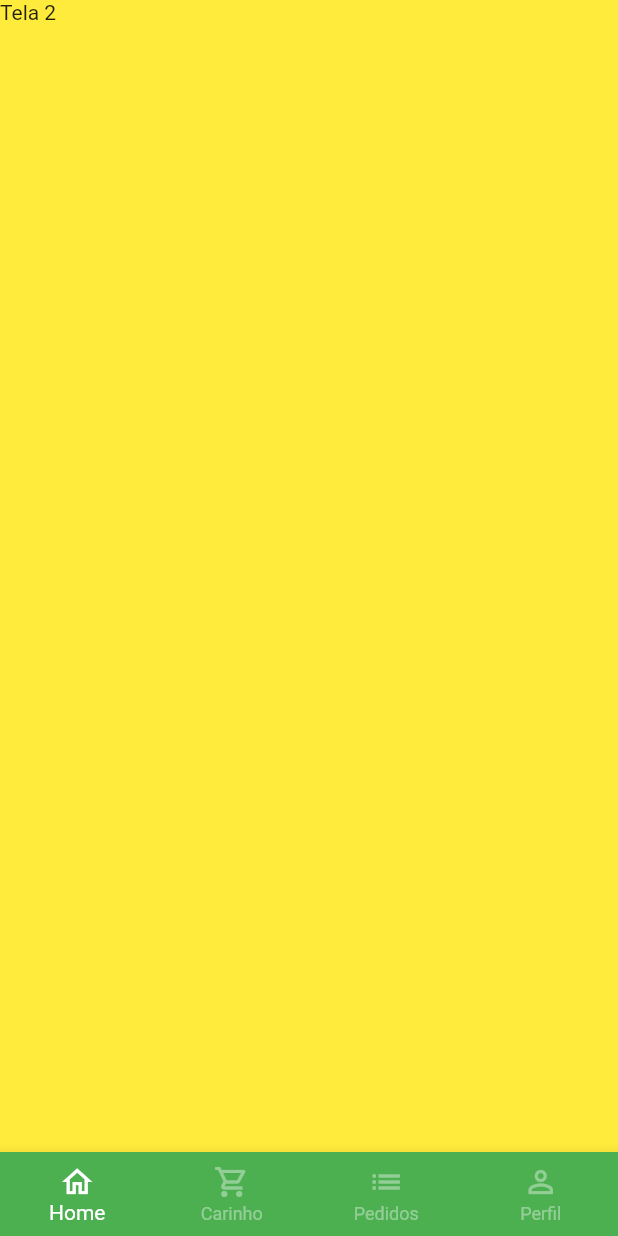
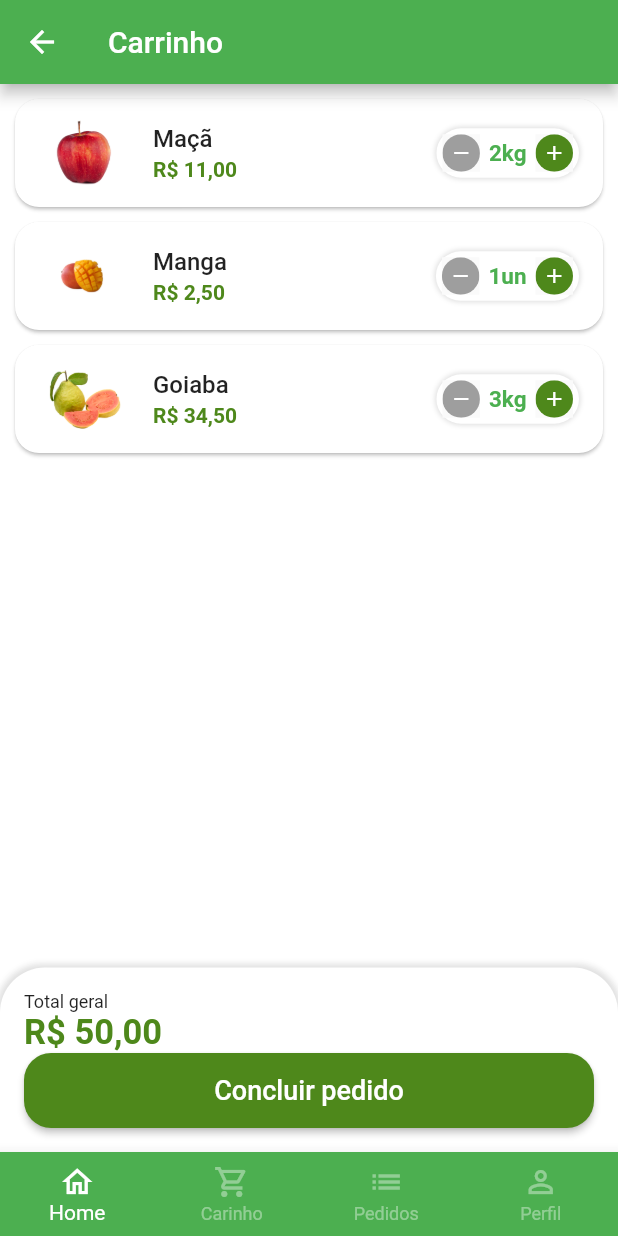
Before and after one commit to JoelSchecheleski/greengrocer, a Flutter app: the BaseScreen screen opened directly, swiped to page 2, on a phone screen of 412 x 824 dp. Run offline on Flutter 3.47's test engine with Material 2 defaults, Android fonts, the phone set to English and light mode, and no system bars; our stand-ins replace animated_text_kit, badges, mask_text_input_formatter.

Commit message:
0016 - Criado tela de apresental~ção dos itens do carinho

```diff
--- a/lib/src/config/app_data.dart
+++ b/lib/src/config/app_data.dart
@@ -1,3 +1,4 @@
+import 'package:greengrocer/src/models/cart_item_model.dart';
 import 'package:greengrocer/src/models/item_model.dart';
 
 ItemModel apple = ItemModel(
@@ -73,3 +74,9 @@
   'Cereais',
   'Carnes'
 ];
+
+List<CartItemModel> cartItems = [
+  CartItemModel(item: apple, quantity: 2),
+  CartItemModel(item: mango, quantity: 1),
+  CartItemModel(item: guava, quantity: 3),
+];
--- /dev/null
+++ b/lib/src/models/cart_item_model.dart
@@ -0,0 +1,13 @@
+import 'package:greengrocer/src/models/item_model.dart';
+
+class CartItemModel {
+  ItemModel item;
+  int quantity;
+
+  CartItemModel({
+    required this.item,
+    required this.quantity,
+  });
+
+  totalPrice() => item.price * quantity;
+}
--- a/lib/src/pages/base/base_screen.dart
+++ b/lib/src/pages/base/base_screen.dart
@@ -1,4 +1,5 @@
 import 'package:flutter/material.dart';
+import 'package:greengrocer/src/pages/cart/cart_tab_screen.dart';
 import 'package:greengrocer/src/pages/home/home_tab_screen.dart';
 
 class BaseScreen extends StatefulWidget {
@@ -20,7 +21,7 @@
         controller: pageController,
         children: [
           const HomeTabScreen(),
-          Container(color: Colors.yellow, child: Text('Tela 2')),
+          CartTabScreen(),
           Container(color: Colors.blue, child: Text('Tela 3')),
           Container(color: Colors.purple, child: Text('Tela 4'))
         ],
--- /dev/null
+++ b/lib/src/pages/cart/cart_tab_screen.dart
@@ -0,0 +1,86 @@
+import 'package:flutter/material.dart';
+import 'package:greengrocer/src/config/custom_colors.dart';
+import 'package:greengrocer/src/pages/cart/components/cart_tile.dart';
+import 'package:greengrocer/src/services/utils_service.dart';
+import 'package:greengrocer/src/config/app_data.dart' as appData;
+
+class CartTabScreen extends StatelessWidget {
+  CartTabScreen({Key? key}) : super(key: key);
+
+  final UtilsServices utilsServices = UtilsServices();
+
+  @override
+  Widget build(BuildContext context) {
+    return Scaffold(
+      backgroundColor: Colors.white.withAlpha(230),
+      appBar: AppBar(
+        title: const Text("Carrinho"),
+      ),
+      body: Column(
+        children: [
+          Expanded(
+            child: ListView.builder(
+              itemCount: appData.cartItems.length,
+              itemBuilder: (_, index) {
+                return CartTile(cartItem: appData.cartItems[index]);
+              },
+            ),
+          ),
+
+          //
+          Container(
+            padding: const EdgeInsets.all(16),
+            decoration: BoxDecoration(
+              color: Colors.white,
+              borderRadius: const BorderRadius.vertical(
+                top: Radius.circular(30),
+              ),
+              boxShadow: [
+                BoxShadow(
+                  color: Colors.grey.shade300,
+                  blurRadius: 3,
+                  spreadRadius: 2,
+                ),
+              ],
+            ),
+            child: Column(
+              crossAxisAlignment: CrossAxisAlignment.stretch,
+              children: [
+                const Text(
+                  "Total geral",
+                  style: TextStyle(
+                    fontSize: 12,
+                  ),
+                ),
+                Text(
+                  utilsServices.priceToCurrency(50.00),
+                  style: TextStyle(
+                    fontSize: 23,
+                    color: CustomColors.customSwatchColor,
+                    fontWeight: FontWeight.bold,
+                  ),
+                ),
+                SizedBox(
+                  height: 50,
+                  child: ElevatedButton(
+                    style: ElevatedButton.styleFrom(
+                      primary: CustomColors.customSwatchColor,
+                      shape: RoundedRectangleBorder(
+                        borderRadius: BorderRadius.circular(18),
+                      ),
+                    ),
+                    onPressed: () {},
+                    child: const Text(
+                      "Concluir pedido",
+                      style: TextStyle(fontSize: 18),
+                    ),
+                  ),
+                ),
+              ],
+            ),
+          )
+        ],
+      ),
+    );
+  }
+}
--- /dev/null
+++ b/lib/src/pages/cart/components/cart_tile.dart
@@ -0,0 +1,53 @@
+import 'package:flutter/material.dart';
+import 'package:greengrocer/src/config/custom_colors.dart';
+import 'package:greengrocer/src/models/cart_item_model.dart';
+import 'package:greengrocer/src/pages/common_widgets/quantity_widget.dart';
+import 'package:greengrocer/src/services/utils_service.dart';
+
+class CartTile extends StatelessWidget {
+  final CartItemModel cartItem;
+
+  CartTile({
+    Key? key,
+    required this.cartItem,
+  }) : super(key: key);
+
+  final UtilsServices utilsServices = UtilsServices();
+
+  @override
+  Widget build(BuildContext context) {
+    return Card(
+      margin: const EdgeInsets.fromLTRB(10, 10, 10, 0),
+      shape: RoundedRectangleBorder(
+        borderRadius: BorderRadius.circular(16),
+      ),
+      child: ListTile(
+        // imagem
+        leading: Image.asset(cartItem.item.imgUrl, height: 60, width: 60),
+
+        // Titulo
+        title: Text(
+          cartItem.item.itemName,
+          style: const TextStyle(fontWeight: FontWeight.w500),
+        ),
+
+        // Total
+        subtitle: Text(
+          utilsServices.priceToCurrency(cartItem.totalPrice()),
+          style: TextStyle(
+            color: CustomColors.customSwatchColor,
+            fontWeight: FontWeight.bold,
+          ),
+        ),
+
+        // Quantidade
+        trailing: QuantityWidget(
+            suffixText: cartItem.item.unit,
+            value: cartItem.quantity,
+            result: (quantity) => {
+                  //
+                }),
+      ),
+    );
+  }
+}
--- a/lib/src/pages/common_widgets/quantity_widget.dart
+++ b/lib/src/pages/common_widgets/quantity_widget.dart
@@ -1,12 +1,12 @@
 import 'package:flutter/material.dart';
 import 'package:greengrocer/src/config/custom_colors.dart';
 
-class QuatityWidget extends StatelessWidget {
+class QuantityWidget extends StatelessWidget {
   final int value;
   final String suffixText;
   final Function(int quantity) result;
 
-  const QuatityWidget({
+  const QuantityWidget({
     Key? key,
     required this.value,
     required this.suffixText,
@@ -29,6 +29,7 @@
         ],
       ),
       child: Row(
+        mainAxisSize: MainAxisSize.min,
         children: [
           // Decrement quantity
           _QuantityButton(
--- a/lib/src/pages/product/product_screen.dart
+++ b/lib/src/pages/product/product_screen.dart
@@ -68,7 +68,7 @@
                               ),
                             ),
                           ),
-                          QuatityWidget(
+                          QuantityWidget(
                             suffixText: widget.item.unit,
                             value: cartItemQuantity,
                             result: (int quantity) {
```
Also changed, not shown: 1 other file. Lines whose indentation alone changed are shown as unchanged.
